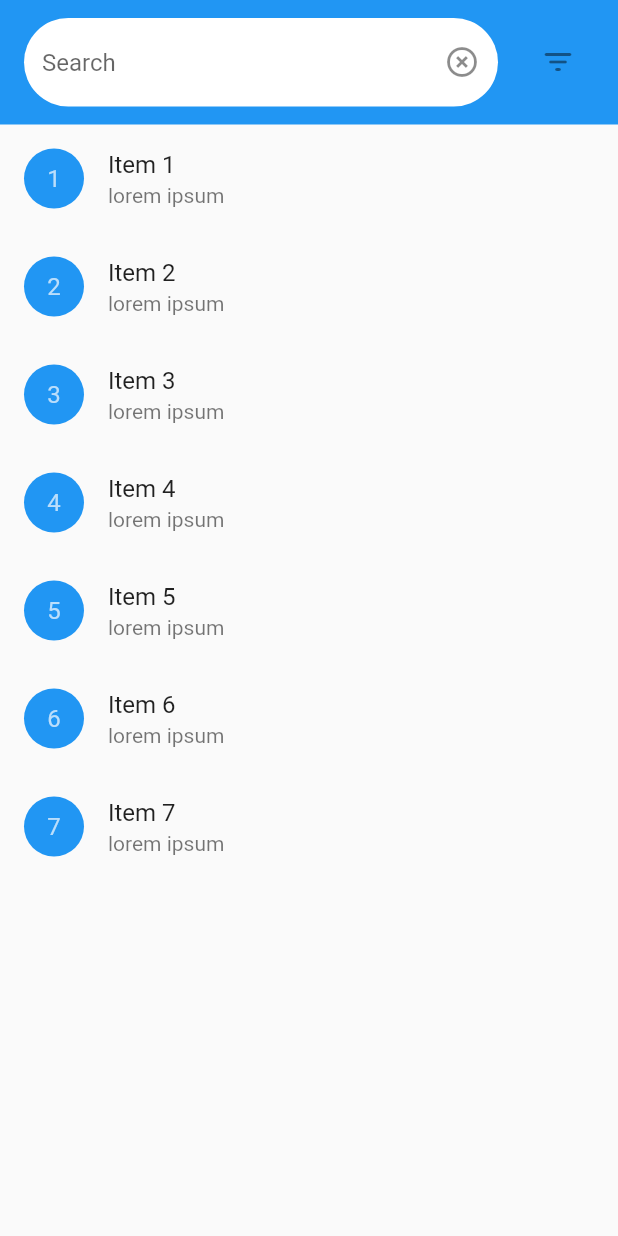
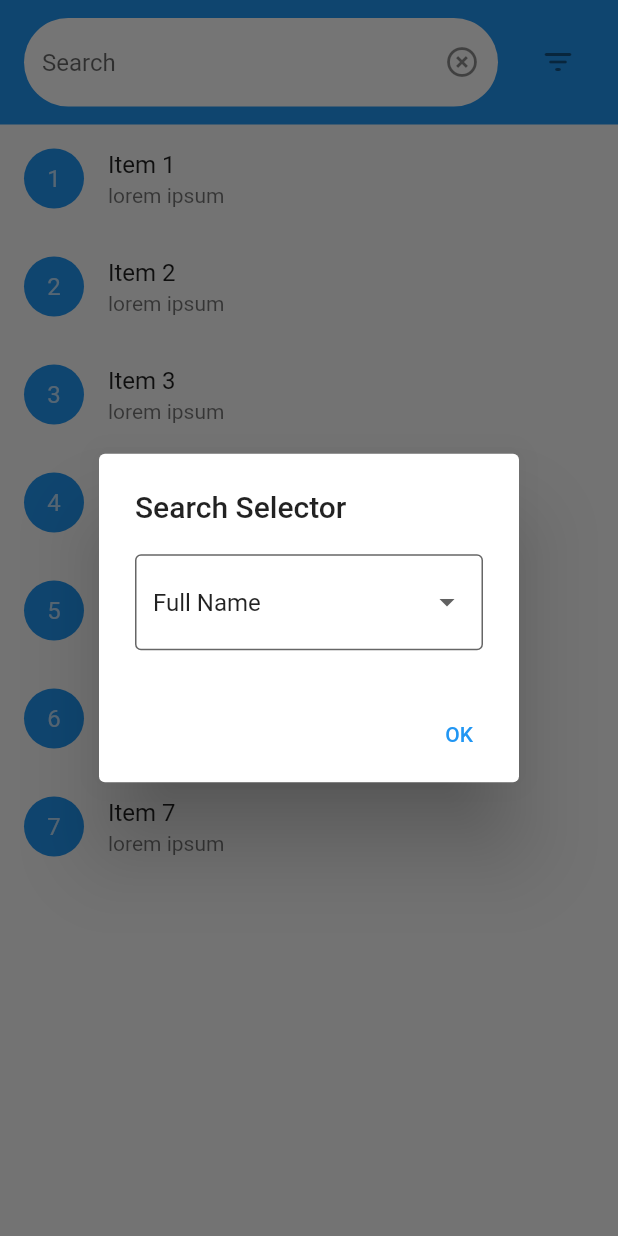
Before and after one commit to Acetylcholine007/MechTrack, a Flutter app: the AccountPage widget shown alone on an empty page, opened directly, after a tap on the "filter list" icon, on a phone screen of 412 x 824 dp. Run offline on Flutter 3.47's test engine with Material 2 defaults, Android fonts, the phone set to English and light mode, and no system bars; our stand-ins replace cloud_firestore, firebase_auth, firebase_core, flutter_spinkit, font_awesome_flutter, qr_flutter; missing offline and left inert: barcode_scan2; accounts and stored records are empty; network calls fail.

Commit message:
Searchbar FilterDialog implemented, Buttons made rounded, DatabaseService functions preparation

```diff
--- /dev/null
+++ b/lib/components/AccountSearchBar.dart
@@ -0,0 +1,71 @@
+import 'package:flutter/material.dart';
+import 'package:mech_track/shared/decorations.dart';
+
+class AccountSearchBar extends StatelessWidget {
+  const AccountSearchBar({Key key, this.controller, this.categoryHandler, this.category,  this.context}) : super(key: key);
+  final TextEditingController controller;
+  final Function(String) categoryHandler;
+  final String category;
+  final BuildContext context;
+
+  final categories = const [
+    'Full Name',
+    'Username',
+    'Email',
+  ];
+
+  void filterHandler() {
+    String newCat = category;
+
+    showDialog(
+        context: context,
+        builder: (context) => AlertDialog(
+          title: Text('Search Selector'),
+          content: DropdownButtonFormField(
+            value: newCat,
+            items: categories.map((String category) => DropdownMenuItem(
+                value: category,
+                child: Text(category)
+            )).toList(),
+            onChanged: (value) => newCat = value,
+            decoration: formFieldDecoration,
+          ),
+          actions: [
+            TextButton(
+                onPressed: () {
+                  categoryHandler(newCat);
+                  Navigator.pop(context);
+                },
+                child: Text('OK')
+            )
+          ],
+        )
+    );
+  }
+
+  @override
+  Widget build(BuildContext context) {
+    final theme = Theme.of(context);
+
+    return Container(
+      color: Theme.of(context).primaryColor,
+      child: Padding(
+        padding: const EdgeInsets.symmetric(vertical: 8, horizontal: 0),
+        child: ListTile(
+          title: TextFormField(
+              controller: controller,
+              decoration: searchFieldDecoration
+                  .copyWith(
+                  suffixIcon: IconButton(
+                      icon: Icon(Icons.highlight_off), onPressed: () => controller.clear()
+                  )
+              )
+          ),
+          trailing: IconButton(
+              icon: Icon(Icons.filter_list_rounded), onPressed: filterHandler
+          ),
+        ),
+      ),
+    );
+  }
+}
--- a/lib/components/SearchBar.dart
+++ /dev/null
@@ -1,34 +0,0 @@
-import 'package:flutter/material.dart';
-import 'package:mech_track/shared/decorations.dart';
-
-class SearchBar extends StatelessWidget {
-  const SearchBar({Key key, this.controller, this.filterHandler}) : super(key: key);
-  final TextEditingController controller;
-  final Function() filterHandler;
-
-  @override
-  Widget build(BuildContext context) {
-    final theme = Theme.of(context);
-
-    return Container(
-      color: Theme.of(context).primaryColor,
-      child: Padding(
-        padding: const EdgeInsets.symmetric(vertical: 8, horizontal: 0),
-        child: ListTile(
-          title: TextFormField(
-            controller: controller,
-            decoration: searchFieldDecoration
-              .copyWith(
-              suffixIcon: IconButton(
-                icon: Icon(Icons.highlight_off), onPressed: () => controller.clear()
-              )
-            )
-          ),
-          trailing: IconButton(
-            icon: Icon(Icons.filter_list_rounded), onPressed: filterHandler
-          ),
-        ),
-      ),
-    );
-  }
-}
--- a/lib/screens/mainpages/AccountPage.dart
+++ b/lib/screens/mainpages/AccountPage.dart
@@ -1,6 +1,6 @@
 import 'package:flutter/material.dart';
+import 'package:mech_track/components/AccountSearchBar.dart';
 import 'package:mech_track/components/PartListTile.dart';
-import 'package:mech_track/components/SearchBar.dart';
 
 class AccountPage extends StatefulWidget {
   @override
@@ -8,6 +8,9 @@ class AccountPage extends StatefulWidget {
 }
 
 class _AccountPageState extends State<AccountPage> {
+
+  String category = 'Full Name';
+
   @override
   Widget build(BuildContext context) {
     final theme = Theme.of(context);
@@ -22,12 +25,16 @@ class _AccountPageState extends State<AccountPage> {
       ["Item 7", "lorem ipsum"],
     ];
 
+    void categoryHandler(String newCat) {
+      setState(() => category = newCat);
+    }
+
     return Container(
       child: SafeArea(
         child: Column(
           crossAxisAlignment: CrossAxisAlignment.stretch,
           children: [
-            SearchBar(controller: _controller, filterHandler: (){}),
+            AccountSearchBar(controller: _controller, category: category, categoryHandler: categoryHandler, context: context),
             Expanded(
                 child: ListView.builder(
                     itemCount: items.length,
--- a/lib/screens/mainpages/ProfilePage.dart
+++ b/lib/screens/mainpages/ProfilePage.dart
@@ -1,6 +1,7 @@
 import 'package:flutter/material.dart';
 import 'package:mech_track/screens/subpages/ProfileEditor.dart';
 import 'package:mech_track/services/AuthService.dart';
+import 'package:mech_track/shared/decorations.dart';
 
 class ProfilePage extends StatefulWidget {
   @override
@@ -67,10 +68,13 @@ class _ProfilePageState extends State<ProfilePage> {
                         context,
                         MaterialPageRoute(builder: (context) => ProfileEditor()),
                       ),
+                      style: buttonDecoration,
                       child: Text('EDIT ACCOUNT')),
                     ElevatedButton(
                         onPressed: () => _auth.signOut(),
-                        child: Text('SIGN OUT')),
+                        child: Text('SIGN OUT'),
+                      style: buttonDecoration
+                    ),
                   ])
             ],
           ),
--- a/lib/screens/mainpages/RegisterPage.dart
+++ b/lib/screens/mainpages/RegisterPage.dart
@@ -133,7 +133,9 @@ class _RegisterPageState extends State<RegisterPage> {
                     } else {
                       print('Fill all the fields');
                     }
-                  }, child: Text('Register')),
+                  }, child: Text('Register'),
+                    style: buttonDecoration
+                  ),
                 ],
               ),
             )),
--- a/lib/screens/mainpages/SignInPage.dart
+++ b/lib/screens/mainpages/SignInPage.dart
@@ -109,7 +109,9 @@ class _SignInPageState extends State<SignInPage> {
                       // );
                       // ScaffoldMessenger.of(context).showSnackBar(snackBar);
                     }
-                  }, child: Text('Log In')),
+                  }, child: Text('Log In'),
+                    style: buttonDecoration
+                  ),
                 ],
               ),
             )),
```
Also changed, not shown: lib/components/PartSearchBar.dart (added, +86 -0 lines), lib/screens/mainpages/DataPage.dart (+5 -2 lines), lib/screens/mainpages/FrontPage.dart (+11 -6 lines), lib/screens/mainpages/InventoryGlobalPage.dart (+9 -2 lines), lib/screens/mainpages/InventoryLocalPage.dart (+10 -2 lines), lib/screens/subpages/ProfileEditor.dart (+7 -2 lines), lib/services/DatabaseService.dart (+68 -223 lines), lib/shared/decorations.dart (+8 -1 lines), lib/wrappers/AuthWrapper.dart (+7 -1 lines), lib/wrappers/MainWrapper.dart (+22 -9 lines).
